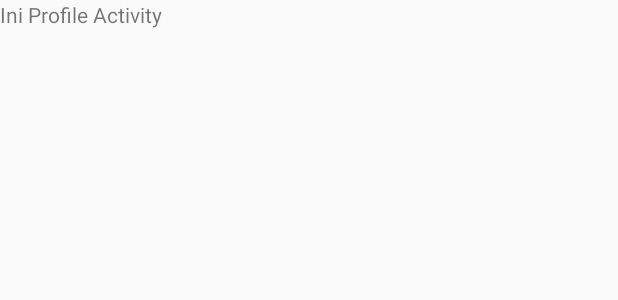
After one commit to MashudiSudonym/BelajarAndroidKotlin-Fragment, an Android app: the layout activity_profile.xml on its own in the app's theme, with its tools: preview values and no code run, on a phone screen of 412 x 824 dp. The commit adds this screen. Shown: the top 300 px of the screen. Run offline under Robolectric (Android 15) with nearby library versions, the phone set to English and light mode, and no system bars.

Commit message:
DialogFragment dan Activity Profile

```diff
--- a/app/src/main/AndroidManifest.xml
+++ b/app/src/main/AndroidManifest.xml
@@ -16,6 +16,7 @@
                 <category android:name="android.intent.category.LAUNCHER" />
             </intent-filter>
         </activity>
+        <activity android:name=".ProfileActivity"></activity>
     </application>
 
 </manifest>
--- /dev/null
+++ b/app/src/main/res/layout/activity_profile.xml
@@ -0,0 +1,14 @@
+<?xml version="1.0" encoding="utf-8"?>
+<android.support.constraint.ConstraintLayout xmlns:android="http://schemas.android.com/apk/res/android"
+    xmlns:app="http://schemas.android.com/apk/res-auto"
+    xmlns:tools="http://schemas.android.com/tools"
+    android:layout_width="match_parent"
+    android:layout_height="match_parent"
+    tools:context="com.example.masrobot.myflexiblefragmentkotlin.ProfileActivity">
+
+    <TextView
+        android:layout_width="match_parent"
+        android:layout_height="wrap_content"
+        android:text="Ini Profile Activity"/>
+
+</android.support.constraint.ConstraintLayout>
```
Also changed, not shown: app/src/main/java/com/example/masrobot/myflexiblefragmentkotlin/DetailCategoryFragment.kt (+12 -1 lines), app/src/main/java/com/example/masrobot/myflexiblefragmentkotlin/ProfileActivity.kt (added, +12 -0 lines).
